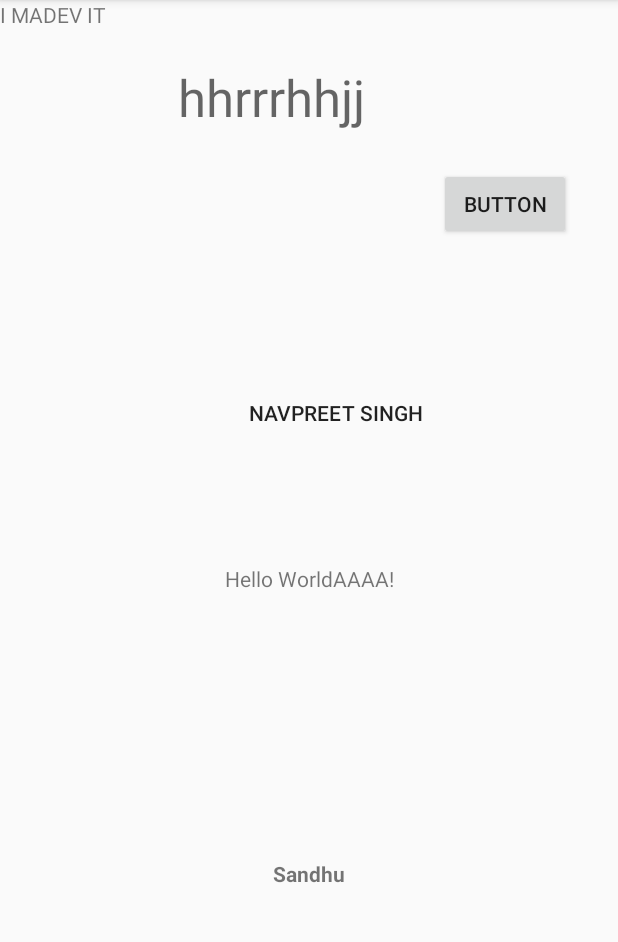
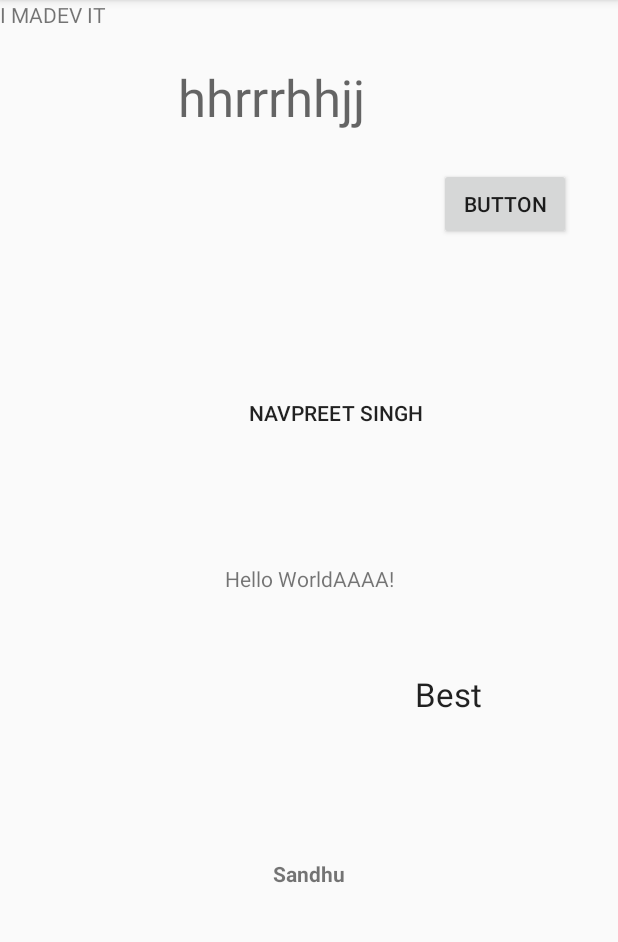
Before and after one commit to NavSGill/NewSkype, an Android app: the screen it shows after launch (MainActivity), on a phone screen of 412 x 824 dp, the part 84-1026 px from its top. Run offline under Robolectric (Android 15) with nearby library versions, the phone set to English and light mode, and no system bars.

Commit message:
guramrit3

```diff
--- a/app/src/main/res/layout/activity_main.xml
+++ b/app/src/main/res/layout/activity_main.xml
@@ -90,4 +90,21 @@
         app:layout_constraintHorizontal_bias="0.925"
         app:layout_constraintVertical_bias="0.12" />
 
+    <TextView
+        android:id="@+id/textView6"
+        android:layout_width="wrap_content"
+        android:layout_height="wrap_content"
+        android:layout_marginBottom="8dp"
+        android:layout_marginLeft="8dp"
+        android:layout_marginRight="8dp"
+        android:layout_marginTop="8dp"
+        android:text="Best"
+        android:textAppearance="@style/TextAppearance.AppCompat.Large"
+        app:layout_constraintBottom_toBottomOf="parent"
+        app:layout_constraintLeft_toLeftOf="parent"
+        app:layout_constraintRight_toRightOf="parent"
+        app:layout_constraintTop_toTopOf="parent"
+        app:layout_constraintHorizontal_bias="0.764"
+        app:layout_constraintVertical_bias="0.609" />
+
 </android.support.constraint.ConstraintLayout>
```
